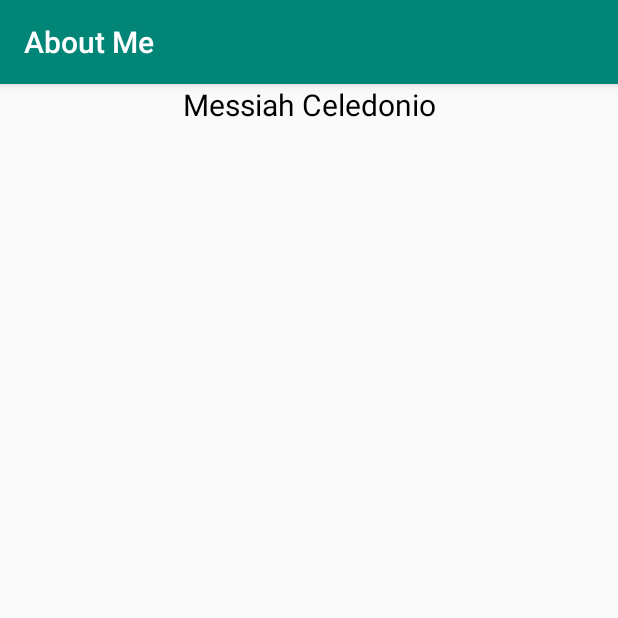
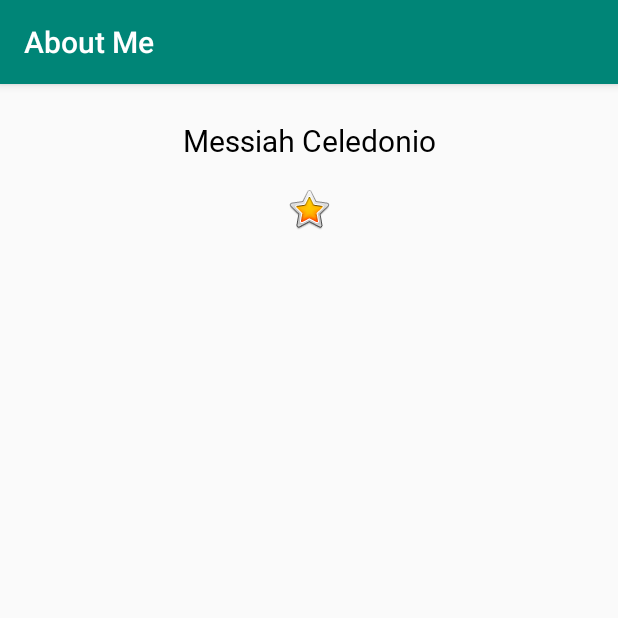
Before and after one commit to mlceledonio/Udacity-AboutMe, an Android app: the screen it shows after launch (MainActivity), on a phone screen of 412 x 824 dp, the top half of it. Run offline under Robolectric (Android 15) with nearby library versions, the phone set to English and light mode, and no system bars.

Commit message:
Added styling to TextView and ImageView

```diff
--- a/app/src/main/res/layout/activity_main.xml
+++ b/app/src/main/res/layout/activity_main.xml
@@ -1,6 +1,6 @@
 <?xml version="1.0" encoding="utf-8"?>
 <LinearLayout xmlns:android="http://schemas.android.com/apk/res/android"
-              android:orientation="vertical"
+              xmlns:app="http://schemas.android.com/apk/res-auto" android:orientation="vertical"
               android:layout_width="match_parent"
               android:layout_height="match_parent">
 
@@ -9,7 +9,12 @@
             android:text="@string/name"
             android:layout_width="match_parent"
             android:layout_height="wrap_content"
-            android:textSize="@dimen/text_size"
-            android:textColor="@android:color/black"
-            android:textAlignment="center"/>
+            android:textAlignment="center"
+            style="@style/NameStyle"/>
+    <ImageView
+            android:layout_width="match_parent"
+            android:layout_height="wrap_content"
+            app:srcCompat="@android:drawable/btn_star_big_on"
+            android:id="@+id/star_image" android:contentDescription="@string/yellow_star"
+            android:layout_marginTop="@dimen/layout_margin"/>
 </LinearLayout>
--- a/app/src/main/res/values/dimens.xml
+++ b/app/src/main/res/values/dimens.xml
@@ -1,4 +1,6 @@
 <?xml version="1.0" encoding="utf-8"?>
 <resources>
     <dimen name="text_size">20sp</dimen>
+    <dimen name="layout_margin">16dp</dimen>
+    <dimen name="small_padding">8dp</dimen>
 </resources>
--- a/app/src/main/res/values/strings.xml
+++ b/app/src/main/res/values/strings.xml
@@ -1,4 +1,5 @@
 <resources>
     <string name="app_name">About Me</string>
     <string name="name">Messiah Celedonio</string>
+    <string name="yellow_star">Yellow star</string>
 </resources>
--- a/app/src/main/res/values/styles.xml
+++ b/app/src/main/res/values/styles.xml
@@ -7,5 +7,12 @@
         <item name="colorPrimaryDark">@color/colorPrimaryDark</item>
         <item name="colorAccent">@color/colorAccent</item>
     </style>
+    <style name="NameStyle">
+        <item name="android:textSize">@dimen/text_size</item>
+        <item name="android:fontFamily">@font/roboto</item>
+        <item name="android:textColor">@android:color/black</item>
+        <item name="android:layout_marginTop">@dimen/layout_margin</item>
+        <item name="android:paddingTop">@dimen/small_padding</item>
+    </style>
 
 </resources>
```
Also changed, not shown: app/src/main/res/font/roboto.ttf (added).
